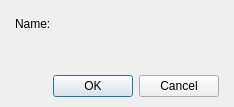
This is Editor/Dialogs/Systems/dialogsystemcurrency.ui in RPG-Paper-Maker/RPG-Paper-Maker as Qt 5 draws it before an edit. The edited form follows.
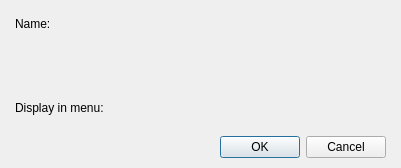
This is the edited form. Custom widgets are drawn as their Qt base class.

Commit message: Switch button to display a currency or not on the main menu / shop list

What changed in the file:
```diff
--- a/Editor/Dialogs/Systems/dialogsystemcurrency.ui
+++ b/Editor/Dialogs/Systems/dialogsystemcurrency.ui
@@ -6,8 +6,8 @@
    <rect>
     <x>0</x>
     <y>0</y>
-    <width>234</width>
-    <height>107</height>
+    <width>401</width>
+    <height>157</height>
    </rect>
   </property>
   <property name="windowTitle">
@@ -27,7 +27,7 @@
     <number>10</number>
    </property>
    <item row="0" column="0">
-    <layout class="QVBoxLayout" name="verticalLayout">
+    <layout class="QVBoxLayout" name="verticalLayout" stretch="1,0">
      <property name="spacing">
       <number>15</number>
      </property>
@@ -57,7 +57,43 @@
         </widget>
        </item>
        <item row="1" column="0" colspan="2">
-        <widget class="WidgetIcon" name="widgetIcon" native="true"/>
+        <widget class="WidgetIcon" name="widgetIcon" native="true">
+         <property name="minimumSize">
+          <size>
+           <width>0</width>
+           <height>27</height>
+          </size>
+         </property>
+         <property name="maximumSize">
+          <size>
+           <width>16777215</width>
+           <height>27</height>
+          </size>
+         </property>
+        </widget>
+       </item>
+       <item row="2" column="0">
+        <widget class="QLabel" name="labelDisplayInMenu">
+         <property name="text">
+          <string>Display in menu:</string>
+         </property>
+        </widget>
+       </item>
+       <item row="2" column="1">
+        <widget class="PanelPrimitiveValue" name="panelPrimitiveDisplayInMenu" native="true">
+         <property name="minimumSize">
+          <size>
+           <width>250</width>
+           <height>27</height>
+          </size>
+         </property>
+         <property name="maximumSize">
+          <size>
+           <width>250</width>
+           <height>27</height>
+          </size>
+         </property>
+        </widget>
        </item>
       </layout>
      </item>
@@ -88,6 +124,12 @@
    <header>widgeticon.h</header>
    <container>1</container>
   </customwidget>
+  <customwidget>
+   <class>PanelPrimitiveValue</class>
+   <extends>QWidget</extends>
+   <header>panelprimitivevalue.h</header>
+   <container>1</container>
+  </customwidget>
  </customwidgets>
  <resources/>
  <connections>
```
The commit also changes 9 other files.
